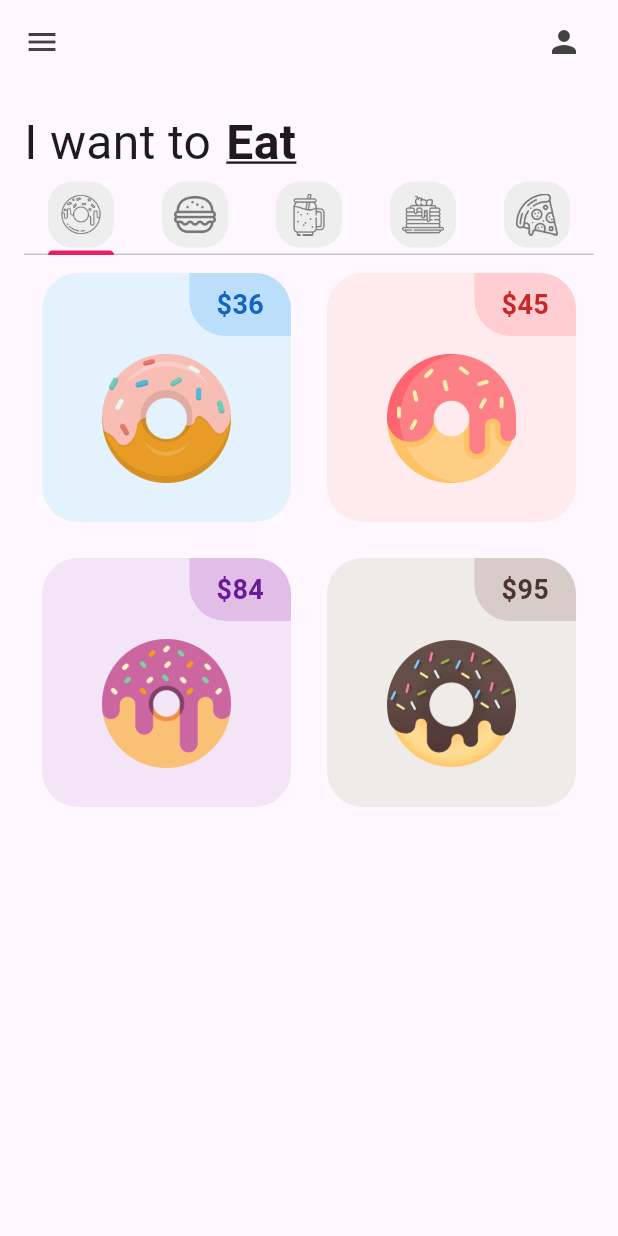
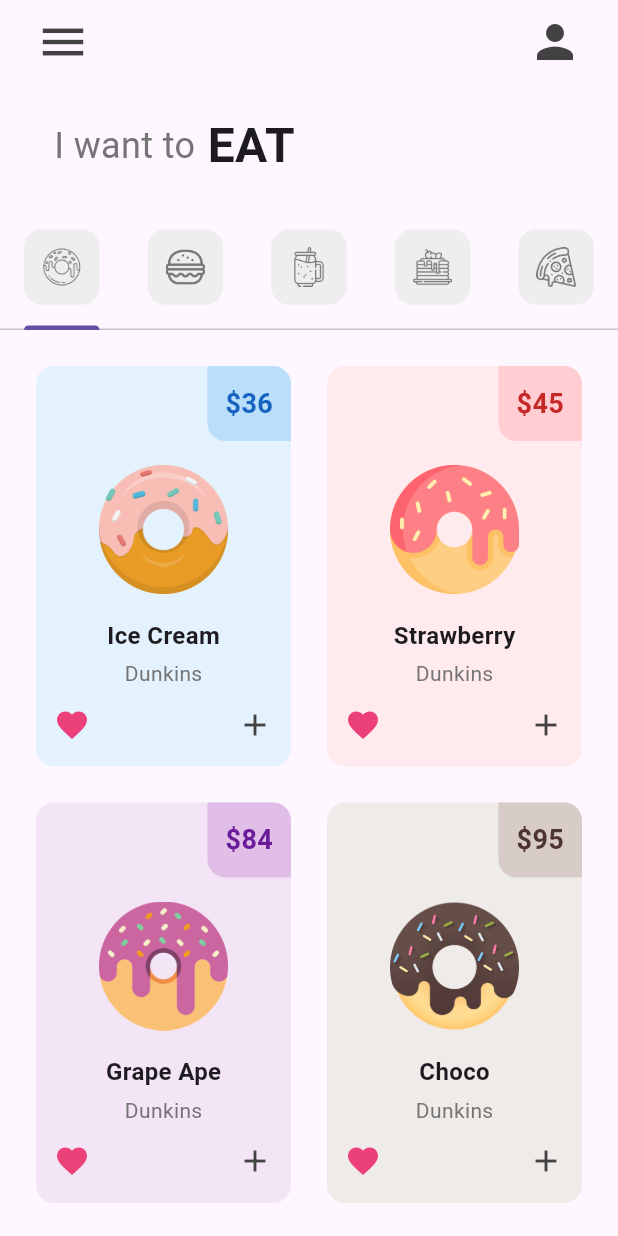
Before and after one commit to hazelhd20/flutter_application_1, a Flutter app: the screen it shows after launch, on a phone screen of 412 x 824 dp. Run offline on Flutter 3.47's test engine with Material 3 defaults, Android fonts, the phone set to English and light mode, and no system bars.

Commit message:
DonutTile finished

```diff
--- a/lib/main.dart
+++ b/lib/main.dart
@@ -1,5 +1,5 @@
 import 'package:flutter/material.dart';
-import 'package:flutter_application_1/pages/home_page.dart';
+import 'pages/home_page.dart';
 
 void main() {
   runApp(const MyApp());
@@ -8,21 +8,12 @@
 class MyApp extends StatelessWidget {
   const MyApp({super.key});
 
-  // This widget is the root of your application.
   @override
   Widget build(BuildContext context) {
     return MaterialApp(
-      debugShowCheckedModeBanner: false, // Remove this line to hide the debug mode banner.
-      title: 'Flutter Demo',
-      theme: ThemeData(
-        colorScheme: ColorScheme.fromSeed(seedColor: Colors.deepPurple),
-        useMaterial3: true,
-        tabBarTheme: const TabBarTheme(
-          //Cambia el color de los tab
-          indicatorColor: Colors.pink,
-        )
-      ),
-      home: const HomePage(),
+      debugShowCheckedModeBanner: false,
+      home: HomePage(),
+      theme: ThemeData(primarySwatch: Colors.pink),
     );
   }
 }
--- a/lib/pages/home_page.dart
+++ b/lib/pages/home_page.dart
@@ -1,10 +1,10 @@
 import 'package:flutter/material.dart';
+import 'package:flutter_application_1/tab/burger_tab.dart';
+import 'package:flutter_application_1/tab/donut_tab.dart';
+import 'package:flutter_application_1/tab/pancake_tab.dart';
+import 'package:flutter_application_1/tab/pizza_tab.dart';
+import 'package:flutter_application_1/tab/smoothie_tab.dart';
 import 'package:flutter_application_1/utils/my_tab.dart';
-import '../tabs/donut_tab.dart';
-import '../tabs/burger_tab.dart';
-import '../tabs/pancake_tab.dart';
-import '../tabs/pizza_tab.dart';
-import '../tabs/smoothie_tab.dart';
 
 class HomePage extends StatefulWidget {
   const HomePage({super.key});
@@ -14,17 +14,32 @@ class HomePage extends StatefulWidget {
 }
 
 class _HomePageState extends State<HomePage> {
-  List<Widget> myTabs = [
-    // Donut tab
-    const MyTab(iconPath: 'lib/icons/donut.png'),
-    // Burger tab
-    const MyTab(iconPath: 'lib/icons/burger.png'),
-    // Smoothie tab
-    const MyTab(iconPath: 'lib/icons/smoothie.png'),
-    // Pancake tab
-    const MyTab(iconPath: 'lib/icons/pancakes.png'),
-    // Pizza tab
-    const MyTab(iconPath: 'lib/icons/pizza.png'),
+  // my tabs
+  List<Widget> myTabs = const [
+    // donut tab
+    MyTab(
+      iconPath: 'lib/icons/donut.png',
+    ),
+
+    // burger tab
+    MyTab(
+      iconPath: 'lib/icons/burger.png',
+    ),
+
+    // smoothie tab
+    MyTab(
+      iconPath: 'lib/icons/smoothie.png',
+    ),
+
+    // pancake tab
+    MyTab(
+      iconPath: 'lib/icons/pancakes.png',
+    ),
+
+    // pizza tab
+    MyTab(
+      iconPath: 'lib/icons/pizza.png',
+    ),
   ];
 
   @override
@@ -34,56 +49,81 @@ class _HomePageState extends State<HomePage> {
       child: Scaffold(
         appBar: AppBar(
           backgroundColor: Colors.transparent,
-          leading: Icon(
+          elevation: 0,
+          leading: Padding(
+            padding: const EdgeInsets.only(left: 16.0),
+            child: IconButton(
+              icon: Icon(
                 Icons.menu,
                 color: Colors.grey[800],
+                size: 36,
+              ),
+              onPressed: () {
+                // open drawer
+              },
+            ),
           ),
           actions: [
             Padding(
-              padding: const EdgeInsets.only(right: 12.0),
+              padding: const EdgeInsets.only(right: 16.0),
               child: IconButton(
-                onPressed: () {},
-                icon: Icon(Icons.person, color: Colors.grey[800]),
+                icon: Icon(
+                  Icons.person,
+                  color: Colors.grey[800],
+                  size: 36,
+                ),
+                onPressed: () {
+                  // account button tapped
+                },
               ),
             )
           ],
         ),
-        body: Padding(
-          padding: const EdgeInsets.all(16.0),
-          child: Column(
+        body: Column(
           children: [
-              Row(
+            // i want to eat
+            Padding(
+              padding:
+                  const EdgeInsets.symmetric(horizontal: 36.0, vertical: 18),
+              child: Row(
                 children: [
                   Text(
-                    "I want to",
-                    style: TextStyle(fontSize: 32.0),
+                    'I want to',
+                    style: TextStyle(fontSize: 24, color: Colors.grey[600]),
                   ),
-                  SizedBox(width: 10),
                   Text(
-                    "Eat",
-                    style: TextStyle(
-                      fontSize: 32.0,
-                      fontWeight: FontWeight.bold,
-                      decoration: TextDecoration.underline,
-                    ),
+                    ' EAT',
+                    style: TextStyle(fontSize: 32, fontWeight: FontWeight.bold),
                   ),
                 ],
               ),
+            ),
+
+            // tab bar
             TabBar(tabs: myTabs),
-              // Tab bar view
+
+            // tab bar view
             Expanded(
               child: TabBarView(
                 children: [
+                  // donut page
                   DonutTab(),
+
+                  // burger page
                   BurgerTab(),
+
+                  // smoothie page
                   SmoothieTab(),
-                    PanCakeTab(),
+
+                  // pancake page
+                  PancakeTab(),
+
+                  // pizza page
                   PizzaTab(),
                 ],
               ),
-              ),
+            )
           ],
-          ),
         ),
       ),
     );
--- /dev/null
+++ b/lib/tab/burger_tab.dart
@@ -0,0 +1,12 @@
+import 'package:flutter/material.dart';
+
+class BurgerTab extends StatelessWidget {
+  @override
+  Widget build(BuildContext context) {
+    return Container(
+      child: Center(
+        child: Text("BURGER TAB"),
+      ),
+    );
+  }
+}
--- /dev/null
+++ b/lib/tab/donut_tab.dart
@@ -0,0 +1,36 @@
+import 'package:flutter/material.dart';
+import 'package:flutter_application_1/utils/donut_tile.dart';
+
+// ignore: must_be_immutable
+class DonutTab extends StatelessWidget {
+  // list of donuts
+  List donutsOnSale = [
+    // [ donutFlavor, donutPrice, donutColor, imageName ]
+    ["Ice Cream", "36", Colors.blue, "lib/images/icecream_donut.png"],
+    ["Strawberry", "45", Colors.red, "lib/images/strawberry_donut.png"],
+    ["Grape Ape", "84", Colors.purple, "lib/images/grape_donut.png"],
+    ["Choco", "95", Colors.brown, "lib/images/chocolate_donut.png"],
+  ];
+
+  DonutTab({super.key});
+
+  @override
+  Widget build(BuildContext context) {
+    return GridView.builder(
+      itemCount: donutsOnSale.length,
+      padding: EdgeInsets.all(12),
+      gridDelegate: SliverGridDelegateWithFixedCrossAxisCount(
+        crossAxisCount: 2,
+        childAspectRatio: 1 / 1.5,
+      ),
+      itemBuilder: (context, index) {
+        return DonutTile(
+          donutFlavor: donutsOnSale[index][0],
+          donutPrice: donutsOnSale[index][1],
+          donutColor: donutsOnSale[index][2],
+          imageName: donutsOnSale[index][3],
+        );
+      },
+    );
+  }
+}
--- /dev/null
+++ b/lib/tab/pancake_tab.dart
@@ -0,0 +1,12 @@
+import 'package:flutter/material.dart';
+
+class PancakeTab extends StatelessWidget {
+  @override
+  Widget build(BuildContext context) {
+    return Container(
+      child: Center(
+        child: Text("PANCAKE TAB"),
+      ),
+    );
+  }
+}
--- /dev/null
+++ b/lib/tab/pizza_tab.dart
@@ -0,0 +1,12 @@
+import 'package:flutter/material.dart';
+
+class PizzaTab extends StatelessWidget {
+  @override
+  Widget build(BuildContext context) {
+    return Container(
+      child: Center(
+        child: Text("PIZZA TAB"),
+      ),
+    );
+  }
+}
--- /dev/null
+++ b/lib/tab/smoothie_tab.dart
@@ -0,0 +1,12 @@
+import 'package:flutter/material.dart';
+
+class SmoothieTab extends StatelessWidget {
+  @override
+  Widget build(BuildContext context) {
+    return Container(
+      child: Center(
+        child: Text("SMOOTHIE TAB"),
+      ),
+    );
+  }
+}
--- a/lib/tabs/burger_tab.dart
+++ /dev/null
@@ -1,12 +0,0 @@
-import 'package:flutter/material.dart';
-
-class BurgerTab extends StatelessWidget {
-  const BurgerTab({super.key});
-
-  @override
-  Widget build(BuildContext context) {
-    return const Center(
-      child: Text("BurgerTab"),
-    );
-  }
-}
--- a/lib/tabs/donut_tab.dart
+++ /dev/null
@@ -1,34 +0,0 @@
-import 'package:flutter/material.dart';
-import 'package:flutter_application_1/utils/donut_tile.dart';
-
-class DonutTab extends StatelessWidget {
-  //Lista de donas
-  final List donutsOnSale = [
-    //[donutFlavor, donutPrice, donutColor, imageName]
-    ["Ice Cream", "36", Colors.blue, "lib/images/icecream_donut.png"],
-    ["Strawberry", "45", Colors.red, "lib/images/strawberry_donut.png"],
-    ["Grape Ape", "84", Colors.purple, "lib/images/grape_donut.png"],
-    ["Chocolate", "95", Colors.brown, "lib/images/chocolate_donut.png"]
-  ];
-  DonutTab({super.key});
-
-  @override
-  Widget build(BuildContext context) {
-    return GridView.builder(
-      gridDelegate: const SliverGridDelegateWithFixedCrossAxisCount(
-        crossAxisCount: 2,
-        //childAspectRatio: 0.8, // Opcional, ajusta la forma de los elementos
-      ),
-      //Cuantos elementos
-      itemCount: donutsOnSale.length, // Se debe definir el número de elementos
-      itemBuilder: (context, index) {
-        return DonutTile(
-          donutFlavor: donutsOnSale[index][0],
-          donutPrice: donutsOnSale[index][1],
-          donutColor: donutsOnSale[index][2],
-          imageName: donutsOnSale[index][3],
-        );
-      },
-    );
-  }
-}
--- a/lib/tabs/pancake_tab.dart
+++ /dev/null
@@ -1,12 +0,0 @@
-import 'package:flutter/material.dart';
-
-class PanCakeTab extends StatelessWidget {
-  const PanCakeTab({super.key});
-
-  @override
-  Widget build(BuildContext context) {
-    return const Center(
-      child: Text("PanCakeTab"),
-    );
-  }
-}
--- a/lib/tabs/pizza_tab.dart
+++ /dev/null
@@ -1,12 +0,0 @@
-import 'package:flutter/material.dart';
-
-class PizzaTab extends StatelessWidget {
-  const PizzaTab({super.key});
-
-  @override
-  Widget build(BuildContext context) {
-    return const Center(
-      child: Text("PizzaTab"),
-    );
-  }
-}
--- a/lib/tabs/smoothie_tab.dart
+++ /dev/null
@@ -1,12 +0,0 @@
-import 'package:flutter/material.dart';
-
-class SmoothieTab extends StatelessWidget {
-  const SmoothieTab({super.key});
-
-  @override
-  Widget build(BuildContext context) {
-    return const Center(
-      child: Text("SmoothieTab"),
-    );
-  }
-}
--- a/lib/utils/donut_tile.dart
+++ b/lib/utils/donut_tile.dart
@@ -3,16 +3,18 @@ import 'package:flutter/material.dart';
 class DonutTile extends StatelessWidget {
   final String donutFlavor;
   final String donutPrice;
-  final dynamic donutColor;
+  final donutColor;
   final String imageName;
-  //Valor fijo del borde circular
-  final double borderRadius = 24;
-  const DonutTile(
-      {super.key,
+
+  final double borderRadius = 12;
+
+  const DonutTile({
+    super.key,
     required this.donutFlavor,
     required this.donutPrice,
-      this.donutColor,
-      required this.imageName});
+    required this.donutColor,
+    required this.imageName,
+  });
 
   @override
   Widget build(BuildContext context) {
@@ -23,9 +25,10 @@ class DonutTile extends StatelessWidget {
           color: donutColor[50],
           borderRadius: BorderRadius.circular(borderRadius),
         ),
-        child: Column(children: [
+        child: Column(
+          children: [
+            // price
             Row(
-            //Alinea el texto a la derecha
               mainAxisAlignment: MainAxisAlignment.end,
               children: [
                 Container(
@@ -36,27 +39,62 @@ class DonutTile extends StatelessWidget {
                       topRight: Radius.circular(borderRadius),
                     ),
                   ),
-                padding:
-                    const EdgeInsets.symmetric(vertical: 8, horizontal: 18),
+                  padding: EdgeInsets.all(12),
                   child: Text(
                     '\$$donutPrice',
                     style: TextStyle(
+                      color: donutColor[800],
                       fontWeight: FontWeight.bold,
                       fontSize: 18,
-                      color: donutColor[800]),
+                    ),
                   ),
                 ),
               ],
             ),
-          //Imagen del producto
+
+            // donut picture
             Padding(
-              padding: const EdgeInsets.symmetric(horizontal: 40, vertical: 12),
-              child: Image.asset(imageName))
+              padding:
+                  const EdgeInsets.symmetric(horizontal: 42.0, vertical: 16),
+              child: Image.asset(imageName),
+            ),
 
-          //Tarea: Texto del sabor del producto con el nombre de la tienda
+            // donut flavor
+            Text(
+              donutFlavor,
+              style: TextStyle(
+                fontWeight: FontWeight.bold,
+                fontSize: 16,
+              ),
+            ),
+            const SizedBox(height: 4),
+            Text(
+              'Dunkins',
+              style: TextStyle(color: Colors.grey[600]),
+            ),
 
-          //Tarea: Iconos de "me encanta" y "agregar"
-        ]),
+            // love icon + add button
+            Padding(
+              padding: const EdgeInsets.all(12.0),
+              child: Row(
+                mainAxisAlignment: MainAxisAlignment.spaceBetween,
+                children: [
+                  // love icon
+                  Icon(
+                    Icons.favorite,
+                    color: Colors.pink[400],
+                  ),
+
+                  // plus button
+                  Icon(
+                    Icons.add,
+                    color: Colors.grey[800],
+                  ),
+                ],
+              ),
+            )
+          ],
+        ),
       ),
     );
   }
--- a/lib/utils/my_tab.dart
+++ b/lib/utils/my_tab.dart
@@ -1,22 +1,22 @@
 import 'package:flutter/material.dart';
 
 class MyTab extends StatelessWidget {
-  //Ruta del archivo del icono
   final String iconPath;
+
   const MyTab({super.key, required this.iconPath});
 
   @override
   Widget build(BuildContext context) {
     return Tab(
-      height: 50,
+      height: 80,
       child: Container(
-        padding: const EdgeInsets.all(8),
+        padding: EdgeInsets.all(12),
         decoration: BoxDecoration(
-          color: Colors.grey[200],
-          borderRadius: BorderRadius.circular(16),
+            color: Colors.grey[200], borderRadius: BorderRadius.circular(12)),
+        child: Image.asset(
+          iconPath,
+          color: Colors.grey[600],
         ),
-        child: Image.asset(iconPath,
-        color: Colors.grey[600],),
       ),
     );
   }
```
Also changed, not shown: pubspec.lock, 125 other files. Lines whose indentation alone changed are shown as unchanged.
